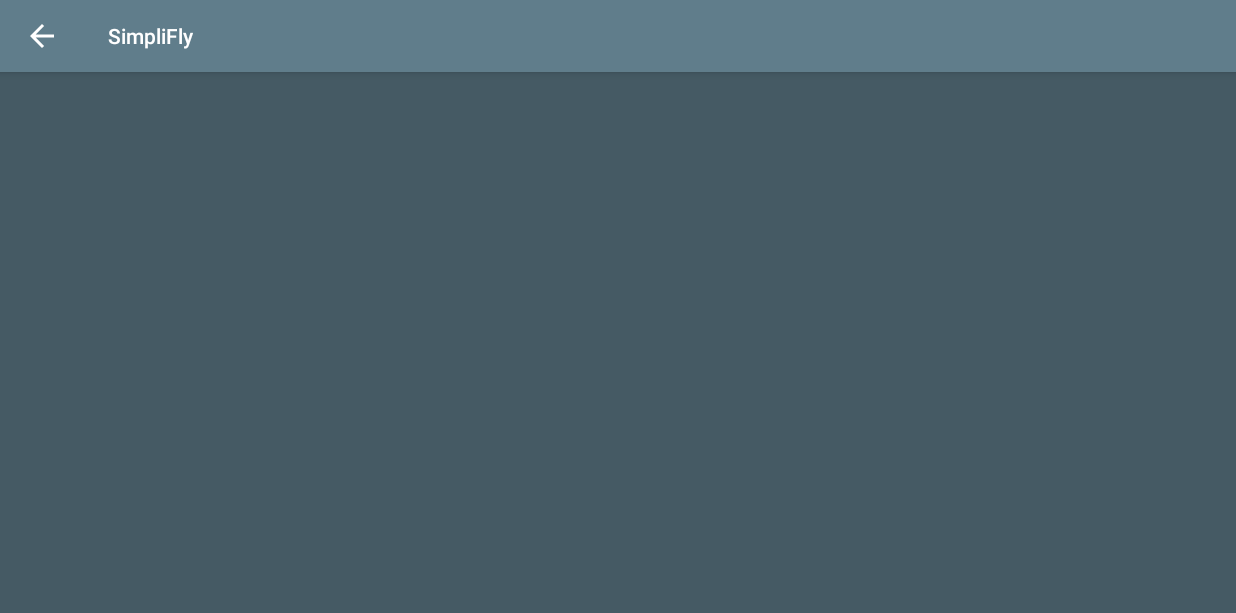
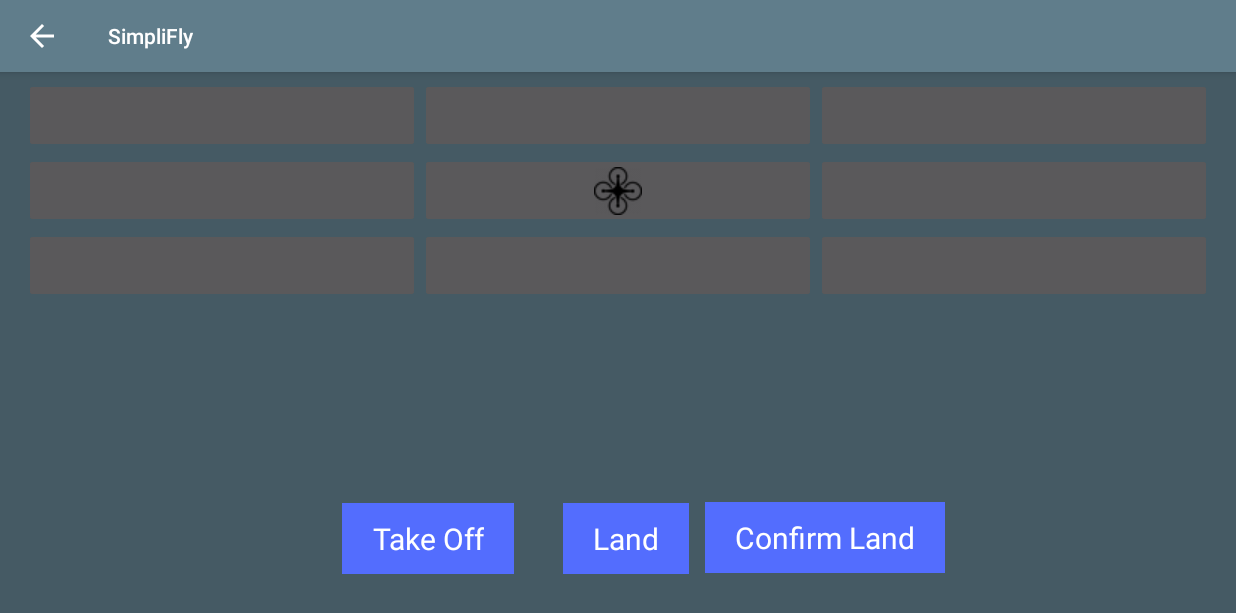
Before and after one commit to joedodson/leidos-senior-design, an Android app: the GridParentActivity screen opened directly, with no data from a screen before it, on a phone screen of 824 x 412 dp (held sideways). Shown: the top 613 px of the screen. Run offline under Robolectric (Android 15) with nearby library versions, the phone set to English and light mode, and no system bars.

Commit message:
bug fixes, added takeoff/land to grid.

```diff
--- a/DroneControllerApp/app/src/main/java/com/leidossd/djiwrapper/Coordinate.java
+++ b/DroneControllerApp/app/src/main/java/com/leidossd/djiwrapper/Coordinate.java
@@ -109,8 +109,9 @@ public class Coordinate {
         float d = y.getY();
         float det = a*d - b*c;
 
-        if(det < .1)
-            throw new IllegalArgumentException("x and y cannot form a basis if parallel!");
+        if(det < .01)
+            throw new IllegalArgumentException("x and y cannot form a basis if parallel!" +
+                    x + ", " + y);
 
         // this gives us rows of the inverse
         Coordinate row1 = new Coordinate(d, -b, 0).scale(1/det);
@@ -142,4 +143,9 @@ public class Coordinate {
         // Compare the data members and return accordingly
         return (Math.abs(this.x - c.x) < .01 && Math.abs(this.y - c.y) < .01 && Math.abs(this.z - c.z) < .01);
     }
+
+    @Override
+    public String toString(){
+        return String.format("(%.3f,%.3f,%.3f)", x,y,z);
+    }
 }
--- a/DroneControllerApp/app/src/main/java/com/leidossd/djiwrapper/DeadReckoningFlightControl.java
+++ b/DroneControllerApp/app/src/main/java/com/leidossd/djiwrapper/DeadReckoningFlightControl.java
@@ -66,7 +66,7 @@ public class DeadReckoningFlightControl implements CoordinateFlightControl {
         // If rotations not locked, then rotate so that you're facing the right way, then do a
         // normal relative goTo.
         Coordinate movement = destination.add(position.scale(-1));
-        lowLevelFlightControl.move(movement.inBasis(direction, direction.perpendicularUnit()));
+        lowLevelFlightControl.move(movement.inBasis(direction.perpendicularUnit(), direction));
         position = destination;
     }
 
--- a/DroneControllerApp/app/src/main/java/com/leidossd/dronecontrollerapp/GridParentActivity.java
+++ b/DroneControllerApp/app/src/main/java/com/leidossd/dronecontrollerapp/GridParentActivity.java
@@ -7,6 +7,7 @@ import android.support.v4.app.TaskStackBuilder;
 import android.support.v7.app.AppCompatActivity;
 import android.os.Bundle;
 import android.view.MenuItem;
+import android.view.View;
 
 import com.leidossd.djiwrapper.FlightControllerWrapper;
 import com.leidossd.djiwrapper.Coordinate;
@@ -60,4 +61,16 @@ public class GridParentActivity extends AppCompatActivity implements GridFragmen
         showToast("GridParent received: " + coordinate.toString());
         FlightControllerWrapper.getInstance().gotoXYZ(coordinate);
     }
+
+    public void takeOff(View view) {
+        FlightControllerWrapper.getInstance().startTakeoff(null);
+    }
+
+    public void land(View view) {
+        FlightControllerWrapper.getInstance().startLanding(null);
+    }
+
+    public void confirmLand(View view) {
+        FlightControllerWrapper.getInstance().confirmLanding(null);
+    }
 }
--- a/DroneControllerApp/app/src/main/res/layout/activity_grid_parent.xml
+++ b/DroneControllerApp/app/src/main/res/layout/activity_grid_parent.xml
@@ -9,14 +9,78 @@
     <fragment
         android:id="@+id/grid_fragment_container"
         android:name="com.leidossd.dronecontrollerapp.GridFragment"
-        android:layout_width="wrap_content"
-        android:layout_height="wrap_content"
+        android:layout_width="match_parent"
+        android:layout_height="201dp"
+        android:layout_marginStart="8dp"
+        android:layout_marginTop="4dp"
+        android:layout_marginEnd="8dp"
+        app:layout_constraintEnd_toEndOf="parent"
+        app:layout_constraintHorizontal_bias="1.0"
+        app:layout_constraintStart_toStartOf="parent"
+        app:layout_constraintTop_toTopOf="parent" />
+
+    <android.support.constraint.ConstraintLayout
+        android:layout_width="476dp"
+        android:layout_height="81dp"
         android:layout_marginStart="8dp"
         android:layout_marginTop="8dp"
         android:layout_marginEnd="8dp"
         android:layout_marginBottom="8dp"
         app:layout_constraintBottom_toBottomOf="parent"
         app:layout_constraintEnd_toEndOf="parent"
+        app:layout_constraintHorizontal_bias="0.516"
         app:layout_constraintStart_toStartOf="parent"
-        app:layout_constraintTop_toTopOf="parent" />
+        app:layout_constraintTop_toBottomOf="@+id/grid_fragment_container"
+        app:layout_constraintVertical_bias="0.925">
+
+        <Button
+            android:id="@+id/button3"
+            android:layout_width="wrap_content"
+            android:layout_height="wrap_content"
+            android:layout_marginStart="8dp"
+            android:layout_marginTop="8dp"
+            android:layout_marginEnd="8dp"
+            android:layout_marginBottom="8dp"
+            android:onClick="takeOff"
+            android:text="Take Off"
+            app:layout_constraintBottom_toBottomOf="parent"
+            app:layout_constraintEnd_toEndOf="parent"
+            app:layout_constraintHorizontal_bias="0.118"
+            app:layout_constraintStart_toStartOf="parent"
+            app:layout_constraintTop_toTopOf="parent"
+            app:layout_constraintVertical_bias="0.529" />
+
+        <Button
+            android:id="@+id/button2"
+            android:layout_width="wrap_content"
+            android:layout_height="wrap_content"
+            android:layout_marginStart="8dp"
+            android:layout_marginTop="8dp"
+            android:layout_marginEnd="8dp"
+            android:layout_marginBottom="8dp"
+            android:onClick="land"
+            android:text="Land"
+            app:layout_constraintBottom_toBottomOf="parent"
+            app:layout_constraintEnd_toEndOf="parent"
+            app:layout_constraintStart_toStartOf="parent"
+            app:layout_constraintTop_toTopOf="parent"
+            app:layout_constraintVertical_bias="0.529" />
+
+        <Button
+            android:layout_width="wrap_content"
+            android:layout_height="wrap_content"
+            android:layout_marginStart="8dp"
+            android:layout_marginTop="8dp"
+            android:layout_marginEnd="8dp"
+            android:layout_marginBottom="8dp"
+            android:onClick="confirmLand"
+            android:text="Confirm Land"
+            app:layout_constraintBottom_toBottomOf="parent"
+            app:layout_constraintEnd_toEndOf="parent"
+            app:layout_constraintHorizontal_bias="0.932"
+            app:layout_constraintStart_toStartOf="@+id/button3"
+            app:layout_constraintTop_toTopOf="parent"
+            app:layout_constraintVertical_bias="0.47" />
+
+    </android.support.constraint.ConstraintLayout>
 </android.support.constraint.ConstraintLayout>
```
